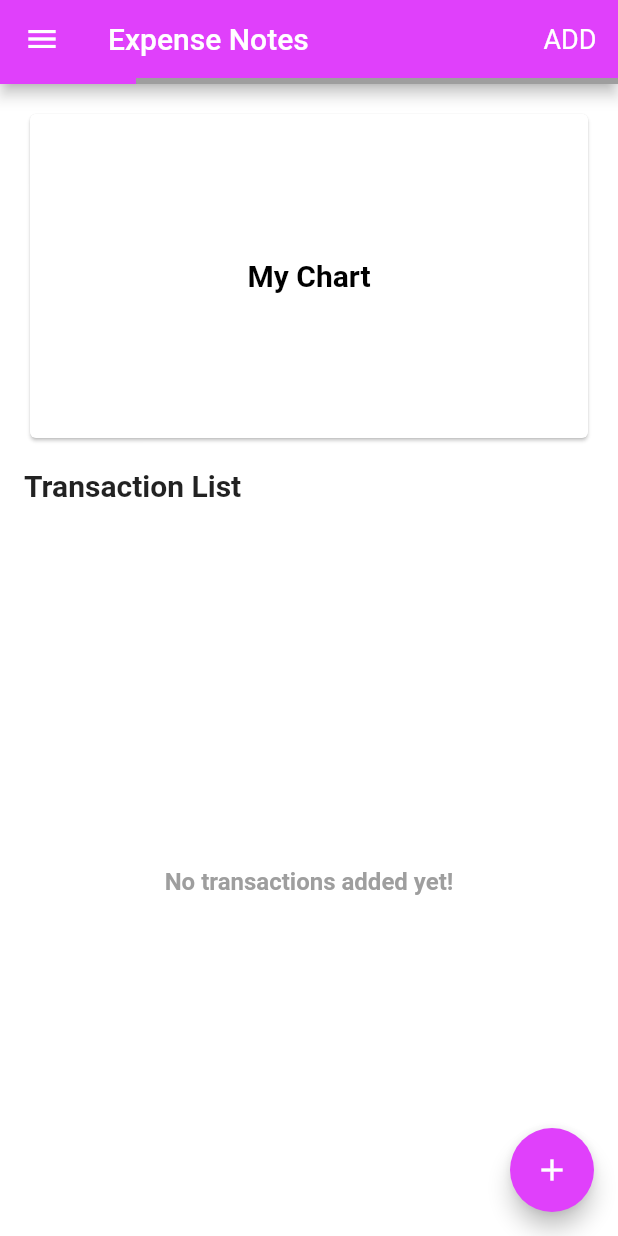
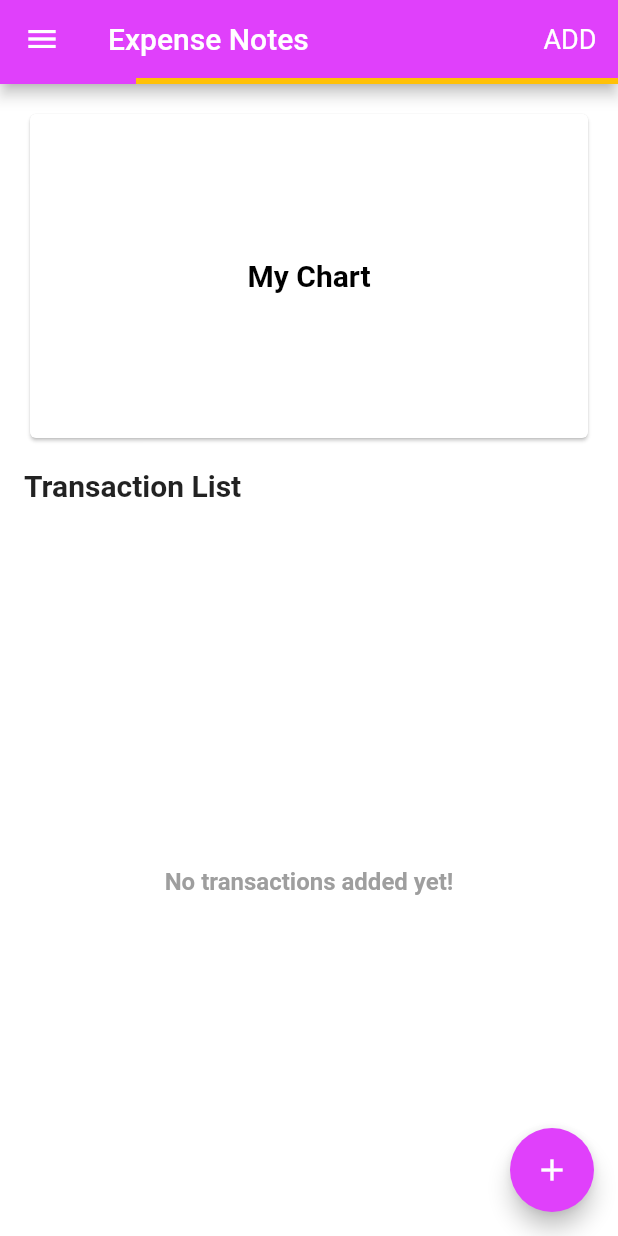
Before and after one commit to nhatduynguyenbbv/expense_notes, a Flutter app: the screen it shows after launch, in the side drawer, after a tap on "Home", on a phone screen of 412 x 824 dp. Run offline on Flutter 3.47's test engine with Material 2 defaults, Android fonts, the phone set to English and light mode, and no system bars; our stand-ins replace firebase_core, firebase_database, fl_chart, shared_preferences; missing offline and left inert: dart:ffi; accounts and stored records are empty; network calls fail.

Commit message:
Chore: change color indicator

```diff
--- a/lib/src/widgets/progress/progress_indicator.dart
+++ b/lib/src/widgets/progress/progress_indicator.dart
@@ -46,7 +46,7 @@ class _AppLinearProgressIndicatorState extends State<AppLinearProgressIndicator>
     return Consumer<AppModel>(
       builder: (context, model, child) => model.isLoading
           ? LinearProgressIndicator(
-              backgroundColor: Colors.grey,
+              backgroundColor: Colors.amber,
               value: controller.value,
               semanticsLabel: 'Is Loading',
             )
```
